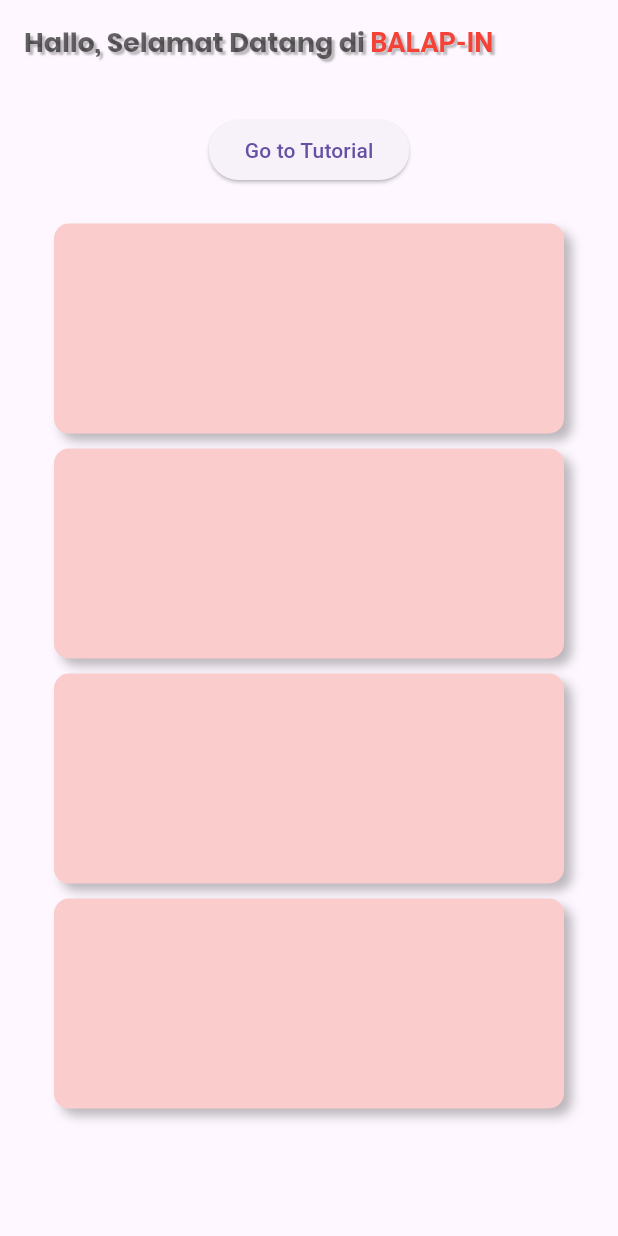
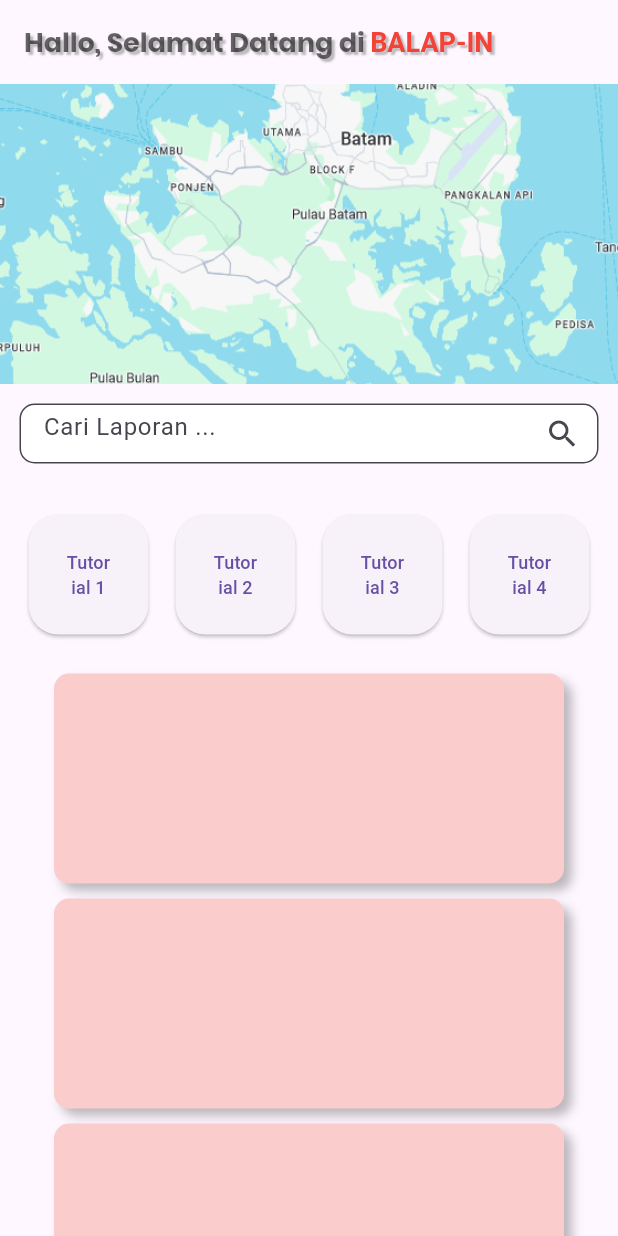
Before and after one commit to kaminariwhat/PBL20KMIPN, a Flutter app: the screen it shows after launch, on a phone screen of 412 x 824 dp. Run offline on Flutter 3.47's test engine with Material 3 defaults, Android fonts, the phone set to English and light mode, and no system bars.

Commit message:
update homepage

```diff
--- a/lib/screens/homepage.dart
+++ b/lib/screens/homepage.dart
@@ -1,5 +1,6 @@
 import 'package:flutter/material.dart';
 import 'package:balap_in/widgets/homewidget.dart';
+
 class HomeScreen extends StatelessWidget {
   const HomeScreen({super.key});
 
@@ -34,28 +35,96 @@
           ),
         ),
       ),
-      body: Center(
-        child: Column(
-          mainAxisAlignment: MainAxisAlignment.center,
+
+      body: Column(
+        crossAxisAlignment: CrossAxisAlignment.start,
         children: [
-            const SizedBox(height: 20), // Spacer antara teks dan tombol
-            ElevatedButton(
-              onPressed: () {
-                Navigator.pushNamed(context, '/tutorial');
-              },
-              child: const Text('Go to Tutorial'),
+          // Gambar peta
+          Container(
+            width: double.infinity,
+            height: 200,
+            child: Image.asset(
+              'assets/images/peta.png',
+              fit: BoxFit.cover,
             ),
+          ),
+
+          // Search Box dengan ukuran khusus
+          Padding(
+            padding: const EdgeInsets.all(13),
+            child: Container(
+              height: 40, // Atur tinggi search box
+              width: double.infinity, // Atur lebar agar memenuhi layar
+              child: TextField(
+                decoration: InputDecoration(
+                  hintText: 'Cari Laporan ...',
+                  suffixIcon: Icon(Icons.search),
+                  border: OutlineInputBorder(
+                    borderRadius: BorderRadius.circular(10),
+                  ),
+                  filled: true,
+                  fillColor: Colors.white,
+                ),
+              ),
+            ),
+          ),
+
+          const SizedBox(height: 20), // Spacer antara search box dan tombol
+
+          // Grid dengan 4 tombol petak
+          Padding(
+            padding: const EdgeInsets.all(1),
+            child: Row(
+              mainAxisAlignment: MainAxisAlignment.spaceEvenly,
+              children: [
+                // Tombol 1
+                _buildSquareButton(context, 'Tutorial 1', '/tutorial'),
+                // Tombol 2
+                _buildSquareButton(context, 'Tutorial 2', '/tutorial2'),
+                // Tombol 3
+                _buildSquareButton(context, 'Tutorial 3', '/tutorial3'),
+                // Tombol 4
+                _buildSquareButton(context, 'Tutorial 4', '/tutorial4'),
+              ],
+
+            ),
+          ),
+
           const SizedBox(height: 20), // Spacer sebelum list view
+
+          // ListView untuk menampilkan item dengan HomeWidget
           Expanded(
             child: ListView.builder(
               itemCount: 4,
               itemBuilder: (context, index) {
-                  return const HomeWidget();
+                return const HomeWidget(); // Pastikan HomeWidget diimport dengan benar
               },
             ),
           ),
         ],
       ),
+    );
+  }
+
+  // Fungsi untuk membuat tombol petak
+  Widget _buildSquareButton(BuildContext context, String text, String route) {
+    return Container(
+      width: 80, // Atur lebar petak
+      height: 80, // Atur tinggi petak
+      child: ElevatedButton(
+        onPressed: () {
+          Navigator.pushNamed(context, route);
+        },
+        style: ElevatedButton.styleFrom(
+          shape: RoundedRectangleBorder(
+            borderRadius: BorderRadius.circular(20), // Bentuk petak
+          ),
+        ),
+        child: Text(
+          text,
+          textAlign: TextAlign.center,
+          style: const TextStyle(fontSize: 12),
+        ),
       ),
     );
   }
--- a/lib/widgets/homewidget.dart
+++ b/lib/widgets/homewidget.dart
@@ -14,9 +14,9 @@
           decoration: BoxDecoration(
             color: const Color.fromARGB(255, 250, 204, 204),
             borderRadius: BorderRadius.circular(10), // Membuat sudut bulat
-            boxShadow: [
+            boxShadow: const [
                 BoxShadow(
-                offset: const Offset(5.0, 5.0),
+                offset: Offset(5.0, 5.0),
                 blurRadius: 5.0, // Mengatur radius bayangan
                 color: Colors.black26, // Warna bayangan
               ),
--- a/pubspec.yaml
+++ b/pubspec.yaml
@@ -65,6 +65,7 @@
 
   assets:
   - assets/images/tutorial.png
+  - assets/images/peta.png
   # The following line ensures that the Material Icons font is
   # included with your application, so that you can use the icons in
   # the material Icons class.
```
Also changed, not shown: assets/images/peta.png (added). Lines whose indentation alone changed are shown as unchanged.
